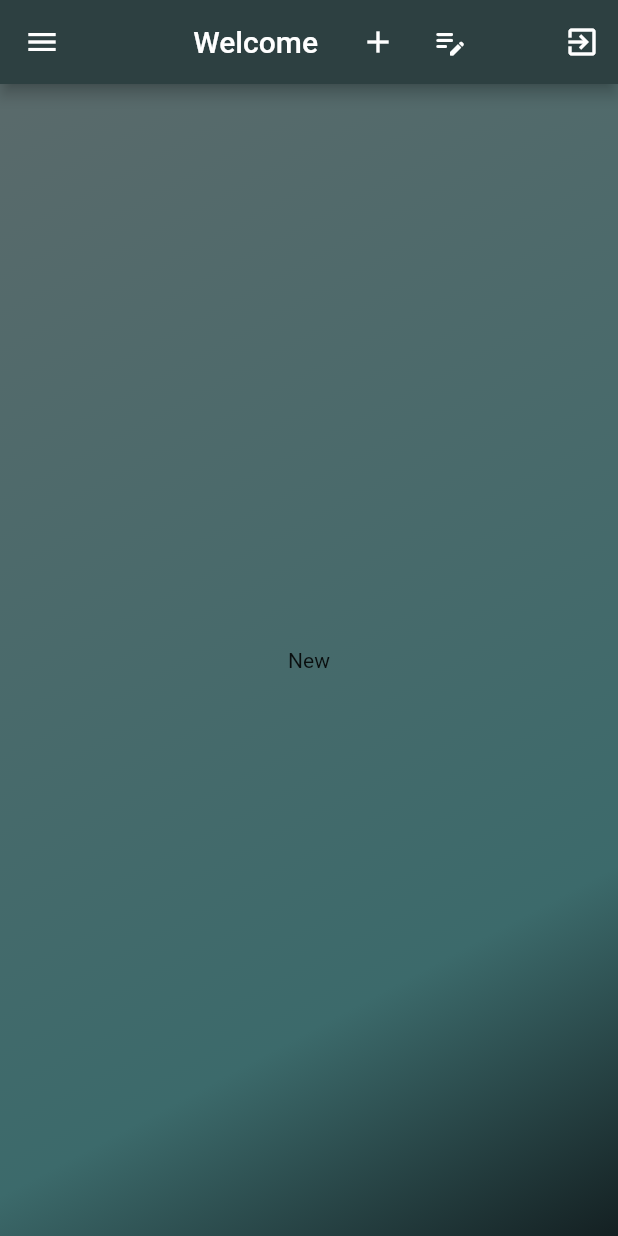
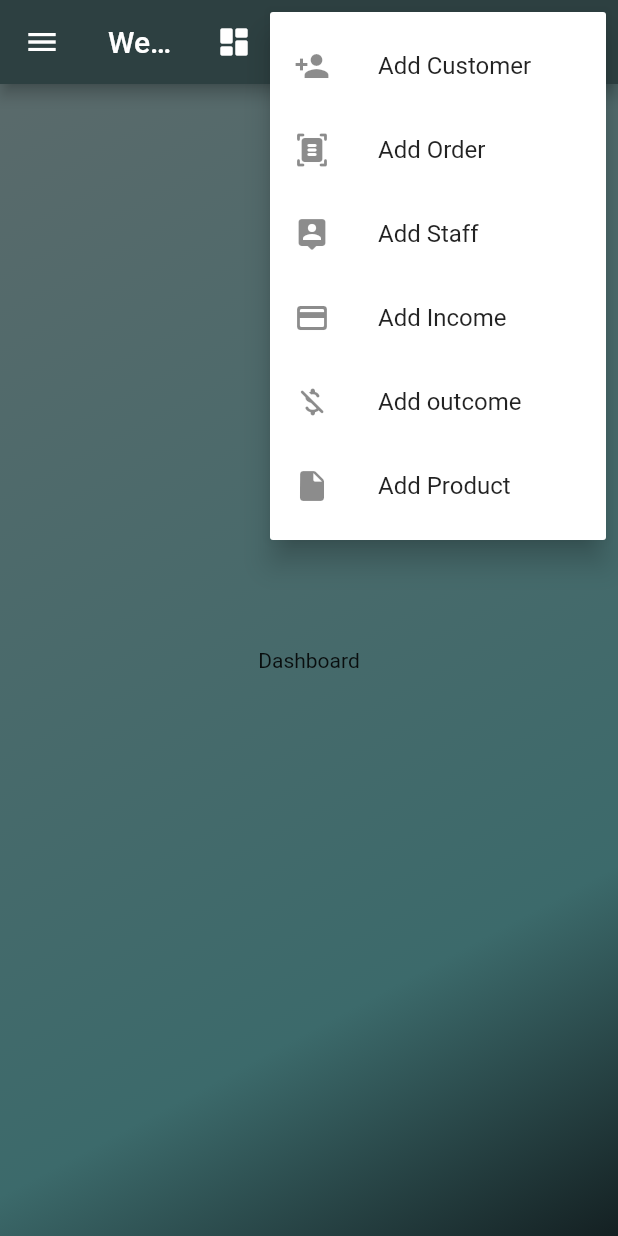
Before and after one commit to Ahmedriyadh19/Management-Factory-System, a Flutter app: the Home screen opened directly, after a tap on the "add" icon, on a phone screen of 412 x 824 dp. Run offline on Flutter 3.47's test engine with Material 2 defaults, Android fonts, the phone set to English and light mode, and no system bars; our stand-ins replace font_awesome_flutter.

Commit message:
Update v4.5

```diff
--- a/lib/View/Main Pages/Add/add_page.dart
+++ b/lib/View/Main Pages/Add/add_page.dart
@@ -10,7 +10,7 @@ class AddPage extends StatefulWidget {
 
 class _AddPageState extends State<AddPage> {
   Widget bodyPage() {
-    return const Text('New');
+    return const Text('Add');
   }
 
   @override
--- a/lib/View/Main Pages/home.dart
+++ b/lib/View/Main Pages/home.dart
@@ -1,4 +1,5 @@
 import 'package:flutter/material.dart';
+import 'package:font_awesome_flutter/font_awesome_flutter.dart';
 import 'package:management_factory_system/View/Containers/background.dart';
 import 'package:management_factory_system/View/Main%20Pages/Add/add_page.dart';
 import 'package:management_factory_system/View/Main%20Pages/Dashboard/dashboard.dart';
@@ -15,6 +16,32 @@ class Home extends StatefulWidget {
 
 class _HomeState extends State<Home> {
   static List<bool> isSelectedBtn = [false, false, false, false];
+
+  static List<PopupMenuItem> addListOption = [];
+  static List<PopupMenuItem> editListOption = [];
+  static List<PopupMenuItem> deleteListOption = [];
+  initializeOptionsMenuList() {
+    setState(() {
+      addListOption.add(createOption(Icons.person_add, 'Add Customer'));
+      addListOption
+          .add(createOption(Icons.document_scanner_rounded, 'Add Order'));
+      addListOption.add(createOption(Icons.person_pin_rounded, 'Add Staff'));
+      addListOption.add(createOption(Icons.payment_rounded, 'Add Income'));
+      addListOption.add(createOption(Icons.money_off_rounded, 'Add outcome'));
+      addListOption
+          .add(createOption(Icons.insert_drive_file_rounded, 'Add Product'));
+
+      editListOption.add(createOption(Icons.edit, 'Edit Customer'));
+      editListOption
+          .add(createOption(Icons.document_scanner_rounded, 'Edit Order'));
+      editListOption.add(createOption(FontAwesomeIcons.safari, 'Edit Staff'));
+      editListOption.add(createOption(Icons.payment_rounded, 'Edit Income'));
+      editListOption.add(createOption(Icons.money_off_rounded, 'Edit outcome'));
+      editListOption
+          .add(createOption(Icons.insert_drive_file_rounded, 'Edit Product'));
+    });
+  }
+
   static List<Widget> wed = [
     const Dashboard(),
     const AddPage(),
@@ -24,7 +51,7 @@ class _HomeState extends State<Home> {
 
   Widget currentWidget = wed[0];
 
-  Drawer drawer() {
+  Drawer drawer(BuildContext ctx) {
     return Drawer(
       backgroundColor: const Color.fromARGB(255, 255, 255, 255),
       elevation: 50,
@@ -36,12 +63,12 @@ class _HomeState extends State<Home> {
         line(Icons.dashboard_rounded, 'Dashboard', 0),
         line(Icons.add, 'Add', 1),
         line(Icons.edit_note_rounded, 'Edit', 2),
-        line(Icons.delete_rounded, 'Delete', 3)
+        line(Icons.delete_rounded, 'Delete', 3),
       ]),
     );
   }
 
-  selectedPage(int index) {
+  void selectedPage(int index) {
     setState(() {
       currentWidget = wed[index];
     });
@@ -51,20 +78,21 @@ class _HomeState extends State<Home> {
     return ListTile(
       leading: Icon(icon),
       title: Text(title),
-      hoverColor: const Color.fromARGB(255, 7, 114, 62),
-      selectedColor: const Color.fromARGB(255, 23, 70, 221),
+      trailing: const Icon(Icons.keyboard_arrow_right_rounded),
+      hoverColor: Colors.blueAccent,
+      selectedColor: const Color.fromARGB(255, 7, 114, 62),
+      iconColor: Colors.black,
       selected: isSelectedBtn[index],
       onTap: () {
         setState(() {
           selectedPage(index);
           getSelectedBtn(index);
-          option();
         });
       },
     );
   }
 
-  getSelectedBtn(int index) {
+  void getSelectedBtn(int index) {
     for (int i = 0; i < isSelectedBtn.length; i++) {
       if (i != index) {
         isSelectedBtn[i] = false;
@@ -74,49 +102,31 @@ class _HomeState extends State<Home> {
     }
   }
 
-  PopupMenuButton option() {
-    return PopupMenuButton(
-      itemBuilder: (_) {
-        return [
-          const PopupMenuItem(
-            value: 'edit',
-            child: Text('Edit'),
-          ),
-          const PopupMenuItem(
-            value: 'delete',
-            child: Text('Delete'),
-          )
-        ];
-      },
+  PopupMenuItem createOption(IconData icon, String label) {
+    return PopupMenuItem(
+      value: label,
+      child: ListTile(leading: Icon(icon), title: Text(label)),
     );
   }
 
-  AppBar upBar() {
+  PopupMenuButton option(
+      BuildContext ctx, IconData icon, List<PopupMenuEntry> optionsList) {
+    return PopupMenuButton(
+      icon: Icon(icon),
+      itemBuilder: ((ctx) => optionsList),
+    );
+  }
+
+  AppBar upBar(BuildContext ctx) {
     return AppBar(
       centerTitle: true,
       backgroundColor: const Color.fromARGB(255, 45, 64, 65),
       title: const Text('Welcome'),
       actions: [
-        IconButton(
-          icon: const Icon(Icons.add),
-          onPressed: () {
-            setState(() {
-              selectedPage(1);
-              getSelectedBtn(1);
-              option();
-            });
-          },
-        ),
-        IconButton(
-          icon: const Icon(Icons.edit_note_rounded),
-          onPressed: () {
-            setState(() {
-              selectedPage(2);
-              getSelectedBtn(2);
-              option();
-            });
-          },
-        ),
+        upBarBtn(0, Icons.dashboard_rounded),
+        option(ctx, Icons.add, addListOption),
+        option(ctx, Icons.edit_note_rounded, editListOption),
+        option(ctx, Icons.delete_rounded, deleteListOption),
         const SizedBox(
           width: 40,
         ),
@@ -132,14 +142,13 @@ class _HomeState extends State<Home> {
     );
   }
 
-  IconButton upBarBtn() {
+  IconButton upBarBtn(int index, IconData icon) {
     return IconButton(
-      icon: const Icon(Icons.delete_rounded),
+      icon: Icon(icon),
       onPressed: () {
         setState(() {
-          selectedPage(3);
-          getSelectedBtn(3);
-          option();
+          selectedPage(index);
+          getSelectedBtn(index);
         });
       },
     );
@@ -147,11 +156,13 @@ class _HomeState extends State<Home> {
 
   @override
   Widget build(BuildContext context) {
+    initializeOptionsMenuList();
     return Scaffold(
-        drawer: drawer(),
-        appBar: upBar(),
+        drawer: drawer(context),
+        appBar: upBar(context),
         body: Background(
           widget: currentWidget,
         ));
   }
 }
+// new customer, new payment, new
--- a/pubspec.yaml
+++ b/pubspec.yaml
@@ -36,6 +36,7 @@ dependencies:
   cupertino_icons: ^1.0.2
   uuid: ^3.0.6
   sidebarx: ^0.6.0
+  font_awesome_flutter: ^10.1.0
 
 dev_dependencies:
   flutter_test:
```
Also changed, not shown: pubspec.lock.
